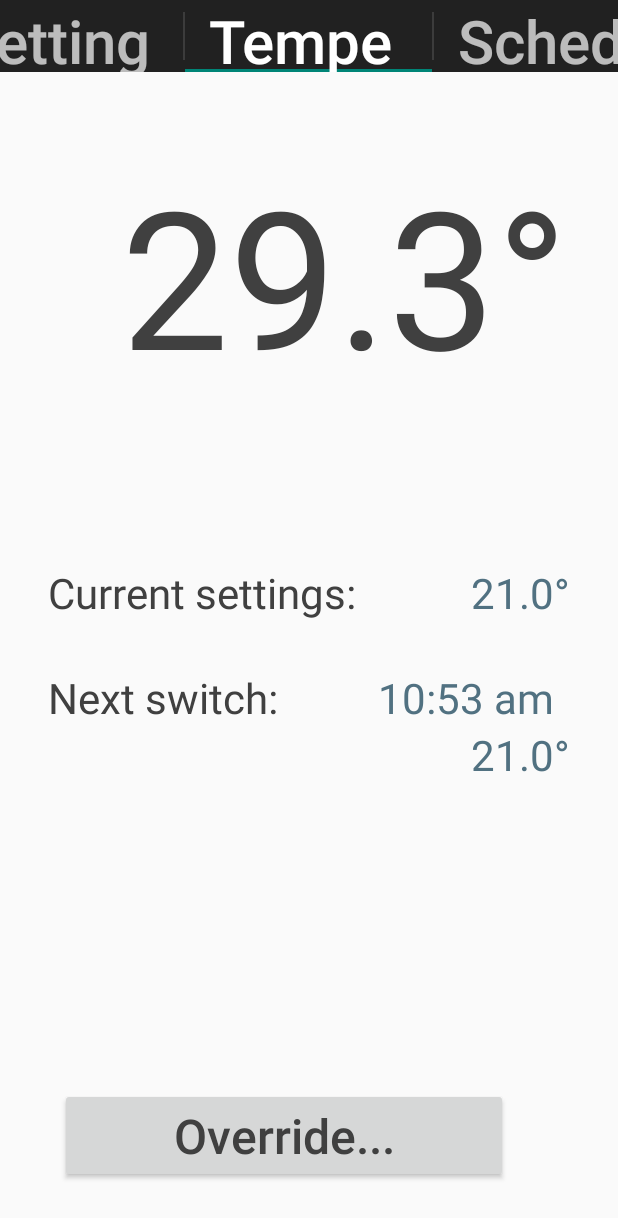
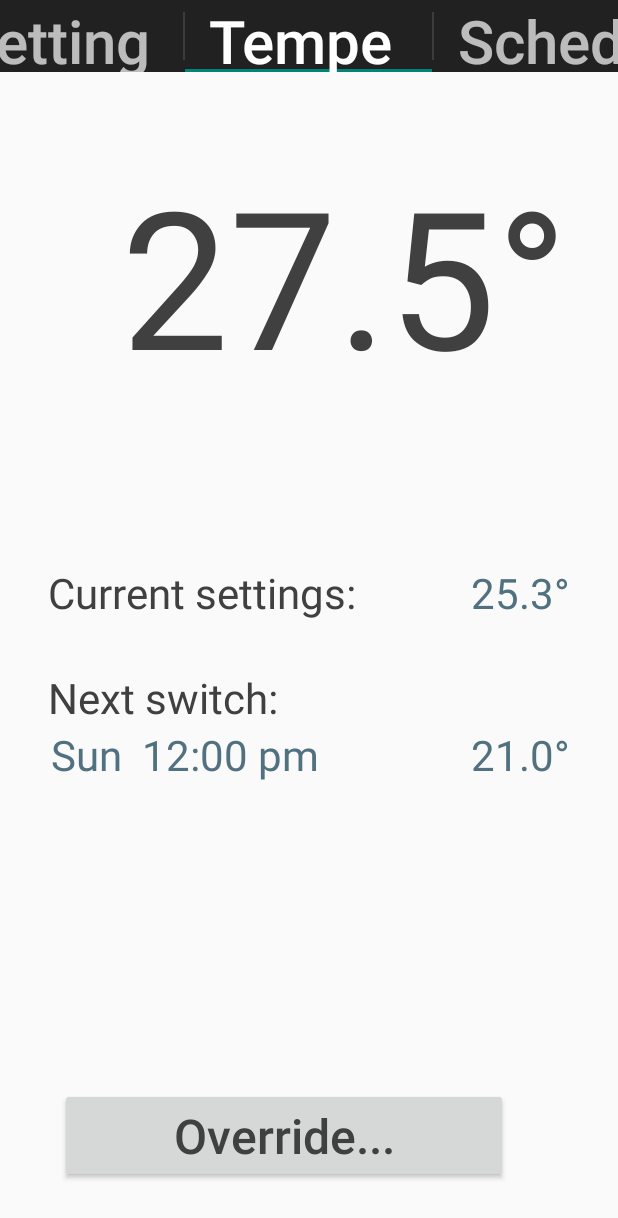
Before and after one commit to dhabensky/Thermostat, an Android app: the screen it shows after launch (HostActivity), on a phone screen of 412 x 824 dp. Shown: the top 1218 px of the screen. Run offline under Robolectric (Android 15) with nearby library versions, the phone set to English and light mode, and no system bars.

Commit message:
Little changes

```diff
--- a/app/src/main/java/denastya/thermostat/HostActivity.java
+++ b/app/src/main/java/denastya/thermostat/HostActivity.java
@@ -12,6 +12,7 @@ import android.support.v4.app.FragmentTransaction;
 import android.support.v4.app.FragmentPagerAdapter;
 import android.os.Bundle;
 import android.support.v4.view.ViewPager;
+import android.util.Log;
 import android.view.Gravity;
 import android.view.LayoutInflater;
 import android.view.MenuItem;
@@ -58,7 +59,15 @@ public class HostActivity extends ActionBarActivity implements ActionBar.TabList
             current.setStart(c);
             current.setStartTime(Model.timeEngine.getWeekTime());
             Model.schedule.switchMode(t.days, current);
-            Model.getNextUsage().setEnd(c);
+
+//            Model.getNextUsage().setEnd(c);
+
+            float power = 0.5f;
+            float dtime = 0.5f;
+            float delta = Model.getCurrentTemp().getTemperature() - Model.getCurrentUsage().getSettings().getTemperature();
+            float res = Math.min(power * dtime, Math.abs(delta));
+            Model.getCurrentTemp().setTemperature(Model.getCurrentTemp().getTemperature() - res * Math.signum(delta));
+
         }
     };
 
@@ -282,8 +291,10 @@ public class HostActivity extends ActionBarActivity implements ActionBar.TabList
 
         Calendar c = Calendar.getInstance();
 
+        Log.d("RRR", c.get(Calendar.DAY_OF_WEEK) + "");
+
         Model.timeEngine.setTicks(
-                c.get(Calendar.DAY_OF_WEEK) - 1,
+                c.get(Calendar.DAY_OF_WEEK) + 4,
                 c.get(Calendar.HOUR),
                 c.get(Calendar.MINUTE),
                 c.get(Calendar.SECOND)
--- a/app/src/main/java/denastya/thermostat/core/ModeUsage.java
+++ b/app/src/main/java/denastya/thermostat/core/ModeUsage.java
@@ -74,6 +74,27 @@ public class ModeUsage implements Comparable<ModeUsage> {
         return res;
     }
 
+    public String getStartString() {
+        String[] days = {
+                "Tue",
+                "Wed",
+                "Thu",
+                "Fri",
+                "Sat",
+                "Sun",
+                "Mon",
+        };
+        String res = startTime.hours % 12 + ":";
+        res = (res.equals("0:") ? "12:" : res);
+        res = days[startTime.days] + "  "  + res;
+        String temp = ("0" + startTime.mins);
+        temp = temp.substring(temp.length() - 2);
+        res += temp;
+        temp = (startTime.hours < 12 ? "am" : "pm");
+        res += " " + temp;
+        return res;
+    }
+
     public void setEnd(Calendar end) {
 
         this.end = end;
--- a/app/src/main/java/denastya/thermostat/core/Model.java
+++ b/app/src/main/java/denastya/thermostat/core/Model.java
@@ -81,7 +81,12 @@ public class Model {
             u = new ModeUsage();
             u.setSettings(getSettings(ModeSettings.Period.NIGHT));
             u.setStartTime(timeEngine.getWeekTime(
-                    TimeEngine.convert(i, 10, 31, 0)));
+                    TimeEngine.convert(i, 12, 0, 0)));
+            schedule.daySchedules[i].add(u);
+            u = new ModeUsage();
+            u.setSettings(getSettings(ModeSettings.Period.DAY));
+            u.setStartTime(timeEngine.getWeekTime(
+                    TimeEngine.convert(i, 14, 50, 0)));
             schedule.daySchedules[i].add(u);
         }
     }
@@ -97,6 +102,10 @@ public class Model {
             }
             setCurrentUsage(usage);
         }
+    }
+
+    public static void setNextUsage(ModeUsage usage) {
+        nextUsage.copyFrom(usage);
     }
 
     public static ModeSettings getSettings(ModeSettings.Period period) {
--- a/app/src/main/java/denastya/thermostat/core/Schedule.java
+++ b/app/src/main/java/denastya/thermostat/core/Schedule.java
@@ -55,6 +55,7 @@ public class Schedule {
 //    }
 
     private void setDay(int day) {
+        day %= 7;
         if (day != curDayInd) {
             switchNeeded = true;
             curDayInd = day;
@@ -84,18 +85,34 @@ public class Schedule {
 
         if (curTime.compareTo(nextMode) >= 0) {
             curMode = nextMode;
-            if (old != curMode)
+            if (old != curMode) {
                 Model.onNewModeComes(curMode);
+                Model.setNextUsage(findNextMode());
+            }
             return;
         }
 
-        if (switchNeeded)
+        if (switchNeeded) {
             Model.onNewModeComes(curMode);
+            Model.setNextUsage(nextMode);
+        }
+    }
+
+    private ModeUsage findNextMode() {
+
+        int day = curDayInd;
+        while (true) {
+            day = (day + 1) % 7;
+            Iterator<ModeUsage> it = daySchedules[day].getUsages().iterator();
+            if (it.hasNext())
+                return it.next();
+            if (day == curDayInd)
+                throw new NoSuchElementException("PIZDEC");
+        }
     }
 
     private void scheduleChanged(DaySchedule schedule, int index) {
 
-        //if (index)
         for (ScheduleWatcher w : watchers)
             w.onChange(this, index);
     }
--- a/app/src/main/java/denastya/thermostat/ui/UiAdjust.java
+++ b/app/src/main/java/denastya/thermostat/ui/UiAdjust.java
@@ -49,15 +49,10 @@ public class UiAdjust {
         TextView nextModeTemp = (TextView)view.findViewById((R.id.nextModeTemp));
 
         Model.getCurrentTemp().attachWatcher(new TempWatcher(curTemp));
+        Model.getCurrentUsage().attachWatcher(new TempWatcher(modeTemp));
         Model.getNextUsage().attachWatcher(new TimeWatcher(modeSwitch));
         Model.getNextUsage().attachWatcher(new TempWatcher(nextModeTemp));
 
-        Model.getCurrentUsage().attachWatcher(new TempWatcher(modeTemp) {
-            @Override
-            public void onChange(ModeSettings settings) {
-                super.onChange(settings);
-            }
-        });
 
         Model.attachOverridenWatcher(new OverridenWatcher((ViewGroup)view));
         adjustTemperatureScreenItems(view);
--- a/app/src/main/java/denastya/thermostat/ui/Watchers/TimeWatcher.java
+++ b/app/src/main/java/denastya/thermostat/ui/Watchers/TimeWatcher.java
@@ -20,7 +20,7 @@ public class TimeWatcher implements UsageTimeWatcher {
 
     @Override
     public void onChange(ModeUsage usage) {
-        textView.setText(usage.getEndString());
+        textView.setText(usage.getStartString());
     }
 
 }
--- a/app/src/main/res/layout/_2temperature.xml
+++ b/app/src/main/res/layout/_2temperature.xml
@@ -104,11 +104,11 @@
         android:id="@+id/nextModeTemp"
         android:textSize="28dp"
         android:textColor="@color/clickable"
+        android:clickable="true"
+        android:onClick="swipeToSettingsNext"
         android:layout_below="@+id/nextSwitchLabel"
-        android:layout_alignRight="@+id/modeSwitchTime"
-        android:layout_alignEnd="@+id/modeSwitchTime"
-        android:clickable="true"
-        android:onClick="swipeToSettingsNext" />
+        android:layout_alignLeft="@+id/modeTemp"
+        android:layout_alignStart="@+id/modeTemp" />
 
     <TextView
         android:layout_width="wrap_content"
@@ -118,11 +118,12 @@
         android:id="@+id/modeSwitchTime"
         android:textSize="28dp"
         android:textColor="@color/clickable"
-        android:layout_alignBottom="@+id/nextSwitchLabel"
-        android:layout_alignRight="@+id/modeTemp"
-        android:layout_alignEnd="@+id/modeTemp"
         android:onClick="swipeToSchedule"
-        android:clickable="true" />
+        android:clickable="true"
+        android:layout_below="@+id/nextSwitchLabel"
+        android:layout_alignLeft="@+id/checkBox"
+        android:layout_alignStart="@+id/checkBox"
+        android:paddingLeft="8dp" />
 
     <TextView
         android:layout_width="wrap_content"
@@ -157,10 +158,10 @@
         android:id="@+id/textView22"
         android:textSize="28dp"
         android:paddingRight="32dp"
-        android:layout_below="@+id/modeSwitchTime"
+        android:textColor="#ff517181"
+        android:layout_alignTop="@+id/nextModeTemp"
         android:layout_alignParentRight="true"
-        android:layout_alignParentEnd="true"
-        android:textColor="#ff517181" />
+        android:layout_alignParentEnd="true" />
 
     <CheckBox
         android:layout_width="wrap_content"
--- a/app/src/main/res/values/strings.xml
+++ b/app/src/main/res/values/strings.xml
@@ -7,13 +7,13 @@
 
 
     <string-array name="days_array">
+        <item>Sunday</item>
         <item>Monday</item>
         <item>Tuesday</item>
         <item>Wednesday</item>
         <item>Thursday</item>
         <item>Friday</item>
         <item>Saturday</item>
-        <item>Sunday</item>
     </string-array>
 
 </resources>
```
